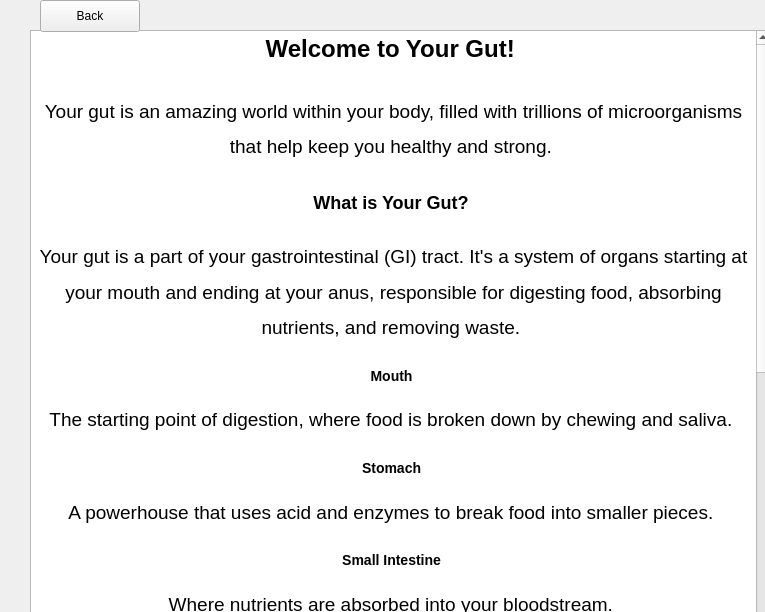
Before: the Qt Designer form A8EduApp/introtoguthealthwidget.ui in University-of-Utah-CS3505/a9-edu-app-f24-00Calvin00, drawn with Qt 5.
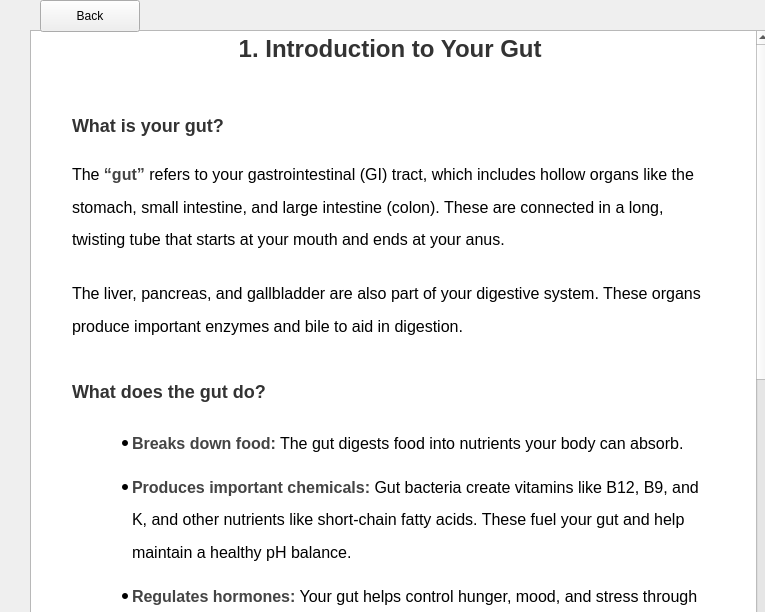
After: the same form once the commit is applied.

The edit to the form file:
```diff
--- a/A8EduApp/introtoguthealthwidget.ui
+++ b/A8EduApp/introtoguthealthwidget.ui
@@ -47,32 +47,28 @@
    </property>
    <property name="html">
     <string>&lt;!DOCTYPE HTML PUBLIC &quot;-//W3C//DTD HTML 4.0//EN&quot; &quot;http://www.w3.org/TR/REC-html40/strict.dtd&quot;&gt;
-&lt;html&gt;&lt;head&gt;&lt;meta name=&quot;qrichtext&quot; content=&quot;1&quot; /&gt;&lt;meta charset=&quot;utf-8&quot; /&gt;&lt;title&gt;Introduction to Gut Health&lt;/title&gt;&lt;style type=&quot;text/css&quot;&gt;
+&lt;html&gt;&lt;head&gt;&lt;meta name=&quot;qrichtext&quot; content=&quot;1&quot; /&gt;&lt;meta charset=&quot;utf-8&quot; /&gt;&lt;title&gt;Introduction to Your Gut&lt;/title&gt;&lt;style type=&quot;text/css&quot;&gt;
 p, li { white-space: pre-wrap; }
 hr { height: 1px; border-width: 0; }
 li.unchecked::marker { content: &quot;\2610&quot;; }
 li.checked::marker { content: &quot;\2612&quot;; }
 &lt;/style&gt;&lt;/head&gt;&lt;body style=&quot; font-family:'.AppleSystemUIFont'; font-size:13pt; font-weight:400; font-style:normal;&quot; bgcolor=&quot;#ffffff&quot;&gt;
-&lt;h1 align=&quot;center&quot; style=&quot; margin-top:20px; margin-bottom:20px; margin-left:0px; margin-right:0px; -qt-block-indent:0; text-indent:0px; line-height:160%;&quot;&gt;&lt;span style=&quot; font-family:'Arial','sans-serif'; font-size:14pt; font-weight:700; color:#000000;&quot;&gt;Welcome to Your Gut! &lt;/span&gt;&lt;/h1&gt;
-&lt;p align=&quot;center&quot; style=&quot; margin-top:15px; margin-bottom:15px; margin-left:0px; margin-right:0px; -qt-block-indent:0; text-indent:0px; line-height:160%;&quot;&gt;&lt;span style=&quot; font-family:'Arial','sans-serif'; font-size:14pt; color:#000000;&quot;&gt;Your gut is an amazing world within your body, filled with trillions of microorganisms that help keep you healthy and strong. &lt;/span&gt;&lt;/p&gt;
-&lt;h2 align=&quot;center&quot; style=&quot; margin-top:20px; margin-bottom:20px; margin-left:0px; margin-right:0px; -qt-block-indent:0; text-indent:0px; line-height:160%;&quot;&gt;&lt;span style=&quot; font-family:'Arial','sans-serif'; font-size:14pt; font-weight:700; color:#000000;&quot;&gt;What is Your Gut? &lt;/span&gt;&lt;/h2&gt;
-&lt;p align=&quot;center&quot; style=&quot; margin-top:15px; margin-bottom:15px; margin-left:0px; margin-right:0px; -qt-block-indent:0; text-indent:0px; line-height:160%;&quot;&gt;&lt;span style=&quot; font-family:'Arial','sans-serif'; font-size:14pt; color:#000000;&quot;&gt;Your gut is a part of your gastrointestinal (GI) tract. It's a system of organs starting at your mouth and ending at your anus, responsible for digesting food, absorbing nutrients, and removing waste. &lt;/span&gt;&lt;/p&gt;
-&lt;h3 align=&quot;center&quot; style=&quot; margin-top:15px; margin-bottom:15px; margin-left:0px; margin-right:0px; -qt-block-indent:0; text-indent:0px; line-height:160%;&quot;&gt;&lt;span style=&quot; font-family:'Arial','sans-serif'; font-size:14pt; font-weight:700; color:#000000;&quot;&gt;Mouth &lt;/span&gt;&lt;/h3&gt;
-&lt;p align=&quot;center&quot; style=&quot; margin-top:15px; margin-bottom:15px; margin-left:0px; margin-right:0px; -qt-block-indent:0; text-indent:0px; line-height:160%;&quot;&gt;&lt;span style=&quot; font-family:'Arial','sans-serif'; font-size:14pt; color:#000000;&quot;&gt;The starting point of digestion, where food is broken down by chewing and saliva. &lt;/span&gt;&lt;/p&gt;
-&lt;h3 align=&quot;center&quot; style=&quot; margin-top:15px; margin-bottom:15px; margin-left:0px; margin-right:0px; -qt-block-indent:0; text-indent:0px; line-height:160%;&quot;&gt;&lt;span style=&quot; font-family:'Arial','sans-serif'; font-size:14pt; font-weight:700; color:#000000;&quot;&gt;Stomach &lt;/span&gt;&lt;/h3&gt;
-&lt;p align=&quot;center&quot; style=&quot; margin-top:15px; margin-bottom:15px; margin-left:0px; margin-right:0px; -qt-block-indent:0; text-indent:0px; line-height:160%;&quot;&gt;&lt;span style=&quot; font-family:'Arial','sans-serif'; font-size:14pt; color:#000000;&quot;&gt;A powerhouse that uses acid and enzymes to break food into smaller pieces. &lt;/span&gt;&lt;/p&gt;
-&lt;h3 align=&quot;center&quot; style=&quot; margin-top:15px; margin-bottom:15px; margin-left:0px; margin-right:0px; -qt-block-indent:0; text-indent:0px; line-height:160%;&quot;&gt;&lt;span style=&quot; font-family:'Arial','sans-serif'; font-size:14pt; font-weight:700; color:#000000;&quot;&gt;Small Intestine &lt;/span&gt;&lt;/h3&gt;
-&lt;p align=&quot;center&quot; style=&quot; margin-top:15px; margin-bottom:15px; margin-left:0px; margin-right:0px; -qt-block-indent:0; text-indent:0px; line-height:160%;&quot;&gt;&lt;span style=&quot; font-family:'Arial','sans-serif'; font-size:14pt; color:#000000;&quot;&gt;Where nutrients are absorbed into your bloodstream. &lt;/span&gt;&lt;/p&gt;
-&lt;h3 align=&quot;center&quot; style=&quot; margin-top:15px; margin-bottom:15px; margin-left:0px; margin-right:0px; -qt-block-indent:0; text-indent:0px; line-height:160%;&quot;&gt;&lt;span style=&quot; font-family:'Arial','sans-serif'; font-size:14pt; font-weight:700; color:#000000;&quot;&gt;Large Intestine &lt;/span&gt;&lt;/h3&gt;
-&lt;p align=&quot;center&quot; style=&quot; margin-top:15px; margin-bottom:15px; margin-left:0px; margin-right:0px; -qt-block-indent:0; text-indent:0px; line-height:160%;&quot;&gt;&lt;span style=&quot; font-family:'Arial','sans-serif'; font-size:14pt; color:#000000;&quot;&gt;Home to your gut microbiome, it absorbs water and helps process waste. &lt;/span&gt;&lt;/p&gt;
-&lt;h2 align=&quot;center&quot; style=&quot; margin-top:20px; margin-bottom:20px; margin-left:0px; margin-right:0px; -qt-block-indent:0; text-indent:0px; line-height:160%;&quot;&gt;&lt;span style=&quot; font-family:'Arial','sans-serif'; font-size:14pt; font-weight:700; color:#000000;&quot;&gt;What Does Your Gut Do? &lt;/span&gt;&lt;/h2&gt;
+&lt;h1 align=&quot;center&quot; style=&quot; margin-top:40px; margin-bottom:30px; margin-left:37px; margin-right:37px; -qt-block-indent:0; text-indent:0px; line-height:180%;&quot;&gt;&lt;span style=&quot; font-family:'Times New Roman','Times','serif'; font-size:xx-large; font-weight:700; color:#333333;&quot;&gt;1. Introduction to Your Gut&lt;/span&gt;&lt;span style=&quot; font-family:'Times New Roman','Times','serif'; font-size:xx-large; font-weight:700; color:#000000;&quot;&gt; &lt;/span&gt;&lt;/h1&gt;
+&lt;h2 style=&quot; margin-top:30px; margin-bottom:12px; margin-left:37px; margin-right:37px; -qt-block-indent:0; text-indent:0px; line-height:180%;&quot;&gt;&lt;span style=&quot; font-family:'Times New Roman','Times','serif'; font-size:x-large; font-weight:700; color:#333333;&quot;&gt;What is your gut?&lt;/span&gt;&lt;span style=&quot; font-family:'Times New Roman','Times','serif'; font-size:x-large; font-weight:700; color:#000000;&quot;&gt; &lt;/span&gt;&lt;/h2&gt;
+&lt;p style=&quot; margin-top:12px; margin-bottom:20px; margin-left:37px; margin-right:37px; -qt-block-indent:0; text-indent:0px; line-height:180%;&quot;&gt;&lt;span style=&quot; font-family:'Times New Roman','Times','serif'; font-size:16px; color:#000000;&quot;&gt;The &lt;/span&gt;&lt;span style=&quot; font-family:'Times New Roman','Times','serif'; font-size:16px; font-weight:700; color:#444444;&quot;&gt;“gut”&lt;/span&gt;&lt;span style=&quot; font-family:'Times New Roman','Times','serif'; font-size:16px; color:#000000;&quot;&gt; refers to your gastrointestinal (GI) tract, which includes hollow organs like the stomach, small intestine, and large intestine (colon). These are connected in a long, twisting tube that starts at your mouth and ends at your anus. &lt;/span&gt;&lt;/p&gt;
+&lt;p style=&quot; margin-top:12px; margin-bottom:20px; margin-left:37px; margin-right:37px; -qt-block-indent:0; text-indent:0px; line-height:180%;&quot;&gt;&lt;span style=&quot; font-family:'Times New Roman','Times','serif'; font-size:16px; color:#000000;&quot;&gt;The liver, pancreas, and gallbladder are also part of your digestive system. These organs produce important enzymes and bile to aid in digestion. &lt;/span&gt;&lt;/p&gt;
+&lt;h2 style=&quot; margin-top:30px; margin-bottom:12px; margin-left:37px; margin-right:37px; -qt-block-indent:0; text-indent:0px; line-height:180%;&quot;&gt;&lt;span style=&quot; font-family:'Times New Roman','Times','serif'; font-size:x-large; font-weight:700; color:#333333;&quot;&gt;What does the gut do?&lt;/span&gt;&lt;span style=&quot; font-family:'Times New Roman','Times','serif'; font-size:x-large; font-weight:700; color:#000000;&quot;&gt; &lt;/span&gt;&lt;/h2&gt;
 &lt;ul style=&quot;margin-top: 0px; margin-bottom: 0px; margin-left: 0px; margin-right: 0px; -qt-list-indent: 1;&quot;&gt;
-&lt;li style=&quot; font-family:'Arial','sans-serif'; font-size:14pt; color:#000000;&quot; style=&quot; margin-top:20px; margin-bottom:10px; margin-left:37px; margin-right:37px; -qt-block-indent:0; text-indent:0px; line-height:160%;&quot;&gt;&lt;span style=&quot; font-weight:700;&quot;&gt;Digests food&lt;/span&gt; to provide energy. &lt;/li&gt;
-&lt;li style=&quot; font-family:'Arial','sans-serif'; font-size:14pt; color:#000000;&quot; style=&quot; margin-top:10px; margin-bottom:10px; margin-left:37px; margin-right:37px; -qt-block-indent:0; text-indent:0px; line-height:160%;&quot;&gt;&lt;span style=&quot; font-weight:700;&quot;&gt;Absorbs essential nutrients&lt;/span&gt; your body needs. &lt;/li&gt;
-&lt;li style=&quot; font-family:'Arial','sans-serif'; font-size:14pt; color:#000000;&quot; style=&quot; margin-top:10px; margin-bottom:10px; margin-left:37px; margin-right:37px; -qt-block-indent:0; text-indent:0px; line-height:160%;&quot;&gt;&lt;span style=&quot; font-weight:700;&quot;&gt;Supports your immune system&lt;/span&gt;. &lt;/li&gt;
-&lt;li style=&quot; font-family:'Arial','sans-serif'; font-size:14pt; color:#000000;&quot; style=&quot; margin-top:10px; margin-bottom:10px; margin-left:37px; margin-right:37px; -qt-block-indent:0; text-indent:0px; line-height:160%;&quot;&gt;&lt;span style=&quot; font-weight:700;&quot;&gt;Maintains balance&lt;/span&gt; of good and bad bacteria in your microbiome. &lt;/li&gt;
-&lt;li style=&quot; font-family:'Arial','sans-serif'; font-size:14pt; color:#000000;&quot; style=&quot; margin-top:10px; margin-bottom:20px; margin-left:37px; margin-right:37px; -qt-block-indent:0; text-indent:0px; line-height:160%;&quot;&gt;&lt;span style=&quot; font-weight:700;&quot;&gt;Connects to your brain&lt;/span&gt; to influence mood and mental health. &lt;/li&gt;&lt;/ul&gt;
-&lt;p align=&quot;center&quot; style=&quot; margin-top:15px; margin-bottom:15px; margin-left:0px; margin-right:0px; -qt-block-indent:0; text-indent:0px; line-height:160%;&quot;&gt; &lt;/p&gt;&lt;/body&gt;&lt;/html&gt;</string>
+&lt;li style=&quot; font-family:'Times New Roman','Times','serif'; font-size:16px; color:#000000;&quot; style=&quot; margin-top:15px; margin-bottom:10px; margin-left:57px; margin-right:37px; -qt-block-indent:0; text-indent:0px; line-height:180%;&quot;&gt;&lt;span style=&quot; font-size:16px; font-weight:700; color:#444444;&quot;&gt;Breaks down food:&lt;/span&gt;&lt;span style=&quot; font-size:16px;&quot;&gt; The gut digests food into nutrients your body can absorb. &lt;/span&gt;&lt;/li&gt;
+&lt;li style=&quot; font-family:'Times New Roman','Times','serif'; font-size:16px; color:#000000;&quot; style=&quot; margin-top:0px; margin-bottom:10px; margin-left:57px; margin-right:37px; -qt-block-indent:0; text-indent:0px; line-height:180%;&quot;&gt;&lt;span style=&quot; font-size:16px; font-weight:700; color:#444444;&quot;&gt;Produces important chemicals:&lt;/span&gt;&lt;span style=&quot; font-size:16px;&quot;&gt; Gut bacteria create vitamins like B12, B9, and K, and other nutrients like short-chain fatty acids. These fuel your gut and help maintain a healthy pH balance. &lt;/span&gt;&lt;/li&gt;
+&lt;li style=&quot; font-family:'Times New Roman','Times','serif'; font-size:16px; color:#000000;&quot; style=&quot; margin-top:0px; margin-bottom:10px; margin-left:57px; margin-right:37px; -qt-block-indent:0; text-indent:0px; line-height:180%;&quot;&gt;&lt;span style=&quot; font-size:16px; font-weight:700; color:#444444;&quot;&gt;Regulates hormones:&lt;/span&gt;&lt;span style=&quot; font-size:16px;&quot;&gt; Your gut helps control hunger, mood, and stress through hormone production. &lt;/span&gt;&lt;/li&gt;
+&lt;li style=&quot; font-family:'Times New Roman','Times','serif'; font-size:16px; color:#000000;&quot; style=&quot; margin-top:0px; margin-bottom:25px; margin-left:57px; margin-right:37px; -qt-block-indent:0; text-indent:0px; line-height:180%;&quot;&gt;&lt;span style=&quot; font-size:16px; font-weight:700; color:#444444;&quot;&gt;Strengthens your immune system:&lt;/span&gt;&lt;span style=&quot; font-size:16px;&quot;&gt; About 70% of your immune cells live in the gut, where they defend against harmful pathogens. &lt;/span&gt;&lt;/li&gt;&lt;/ul&gt;
+&lt;h2 style=&quot; margin-top:30px; margin-bottom:12px; margin-left:37px; margin-right:37px; -qt-block-indent:0; text-indent:0px; line-height:180%;&quot;&gt;&lt;span style=&quot; font-family:'Times New Roman','Times','serif'; font-size:x-large; font-weight:700; color:#333333;&quot;&gt;What is the gut microbiome?&lt;/span&gt;&lt;span style=&quot; font-family:'Times New Roman','Times','serif'; font-size:x-large; font-weight:700; color:#000000;&quot;&gt; &lt;/span&gt;&lt;/h2&gt;
+&lt;p style=&quot; margin-top:12px; margin-bottom:20px; margin-left:37px; margin-right:37px; -qt-block-indent:0; text-indent:0px; line-height:180%;&quot;&gt;&lt;span style=&quot; font-family:'Times New Roman','Times','serif'; font-size:16px; color:#000000;&quot;&gt;Your gut is home to trillions of tiny organisms (bacteria, viruses, fungi) called the &lt;/span&gt;&lt;span style=&quot; font-family:'Times New Roman','Times','serif'; font-size:16px; font-weight:700; color:#444444;&quot;&gt;microbiome&lt;/span&gt;&lt;span style=&quot; font-family:'Times New Roman','Times','serif'; font-size:16px; color:#000000;&quot;&gt;. Most of these microorganisms live in your large intestine (colon) and play essential roles such as: &lt;/span&gt;&lt;/p&gt;
+&lt;ul style=&quot;margin-top: 0px; margin-bottom: 0px; margin-left: 0px; margin-right: 0px; -qt-list-indent: 1;&quot;&gt;
+&lt;li style=&quot; font-family:'Times New Roman','Times','serif'; font-size:16px; color:#000000;&quot; style=&quot; margin-top:15px; margin-bottom:10px; margin-left:57px; margin-right:37px; -qt-block-indent:0; text-indent:0px; line-height:180%;&quot;&gt;&lt;span style=&quot; font-size:16px;&quot;&gt;Digesting complex carbohydrates. &lt;/span&gt;&lt;/li&gt;
+&lt;li style=&quot; font-family:'Times New Roman','Times','serif'; font-size:16px; color:#000000;&quot; style=&quot; margin-top:0px; margin-bottom:10px; margin-left:57px; margin-right:37px; -qt-block-indent:0; text-indent:0px; line-height:180%;&quot;&gt;&lt;span style=&quot; font-size:16px;&quot;&gt;Protecting against harmful bacteria. &lt;/span&gt;&lt;/li&gt;
+&lt;li style=&quot; font-family:'Times New Roman','Times','serif'; font-size:16px; color:#000000;&quot; style=&quot; margin-top:0px; margin-bottom:25px; margin-left:57px; margin-right:37px; -qt-block-indent:0; text-indent:0px; line-height:180%;&quot;&gt;&lt;span style=&quot; font-size:16px;&quot;&gt;Keeping your immune system balanced. &lt;/span&gt;&lt;/li&gt;&lt;/ul&gt;&lt;/body&gt;&lt;/html&gt;</string>
    </property>
   </widget>
   <widget class="QPushButton" name="backToTeachingWidgetButton">
```
